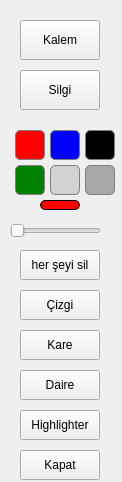
Qt form data/pen_tool.ui (Muhammedska/KaraKalem) before a commit.
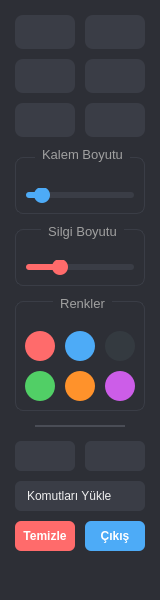
The same form after that commit. Icons and pictures are not drawn.

Diff of the .ui file:
```diff
--- a/data/pen_tool.ui
+++ b/data/pen_tool.ui
@@ -6,260 +6,944 @@
    <rect>
     <x>0</x>
     <y>0</y>
-    <width>122</width>
-    <height>482</height>
+    <width>160</width>
+    <height>600</height>
    </rect>
   </property>
   <property name="minimumSize">
    <size>
-    <width>122</width>
-    <height>482</height>
+    <width>160</width>
+    <height>600</height>
    </size>
   </property>
   <property name="windowTitle">
    <string>Kalem Araçları</string>
   </property>
-  <widget class="QPushButton" name="pen_btn">
-   <property name="geometry">
-    <rect>
-     <x>20</x>
-     <y>20</y>
-     <width>80</width>
-     <height>40</height>
-    </rect>
+  <property name="styleSheet">
+   <string notr="true">QWidget {
+    background-color: #2d2f36;
+    border-radius: 12px;
+    color: #f0f0f0;
+    font-family: 'Segoe UI', sans-serif;
+}</string>
+  </property>
+  <layout class="QVBoxLayout" name="verticalLayout">
+   <property name="spacing">
+    <number>10</number>
    </property>
-   <property name="text">
-    <string>Kalem</string>
+   <property name="leftMargin">
+    <number>15</number>
    </property>
-  </widget>
-  <widget class="QPushButton" name="eraser_btn">
-   <property name="geometry">
-    <rect>
-     <x>20</x>
-     <y>70</y>
-     <width>80</width>
-     <height>40</height>
-    </rect>
+   <property name="topMargin">
+    <number>15</number>
    </property>
-   <property name="text">
-    <string>Silgi</string>
+   <property name="rightMargin">
+    <number>15</number>
    </property>
-  </widget>
-  <widget class="QPushButton" name="color_red">
-   <property name="geometry">
-    <rect>
-     <x>15</x>
-     <y>130</y>
-     <width>30</width>
-     <height>30</height>
-    </rect>
+   <property name="bottomMargin">
+    <number>15</number>
    </property>
-   <property name="styleSheet">
-    <string>QPushButton { background-color: red; border-radius: 5px; border: 1px solid gray; }</string>
-   </property>
-   <property name="text">
-    <string/>
-   </property>
-  </widget>
-  <widget class="QPushButton" name="color_blue">
-   <property name="geometry">
-    <rect>
-     <x>50</x>
-     <y>130</y>
-     <width>30</width>
-     <height>30</height>
-    </rect>
-   </property>
-   <property name="styleSheet">
-    <string>QPushButton { background-color: blue; border-radius: 5px; border: 1px solid gray; }</string>
-   </property>
-   <property name="text">
-    <string/>
-   </property>
-  </widget>
-  <widget class="QPushButton" name="color_black">
-   <property name="geometry">
-    <rect>
-     <x>85</x>
-     <y>130</y>
-     <width>30</width>
-     <height>30</height>
-    </rect>
-   </property>
-   <property name="styleSheet">
-    <string>QPushButton { background-color: black; border-radius: 5px; border: 1px solid gray; }</string>
-   </property>
-   <property name="text">
-    <string/>
-   </property>
-  </widget>
-  <widget class="QPushButton" name="color_green">
-   <property name="geometry">
-    <rect>
-     <x>15</x>
-     <y>165</y>
-     <width>30</width>
-     <height>30</height>
-    </rect>
-   </property>
-   <property name="styleSheet">
-    <string>QPushButton { background-color: green; border-radius: 5px; border: 1px solid gray; }</string>
-   </property>
-   <property name="text">
-    <string/>
-   </property>
-  </widget>
-  <widget class="QPushButton" name="color_custom1">
-   <property name="geometry">
-    <rect>
-     <x>50</x>
-     <y>165</y>
-     <width>30</width>
-     <height>30</height>
-    </rect>
-   </property>
-   <property name="styleSheet">
-    <string>QPushButton { background-color: lightgray; border-radius: 5px; border: 1px solid gray; }</string>
-   </property>
-   <property name="text">
-    <string/>
-   </property>
-  </widget>
-  <widget class="QPushButton" name="color_custom2">
-   <property name="geometry">
-    <rect>
-     <x>85</x>
-     <y>165</y>
-     <width>30</width>
-     <height>30</height>
-    </rect>
-   </property>
-   <property name="styleSheet">
-    <string>QPushButton { background-color: darkgray; border-radius: 5px; border: 1px solid gray; }</string>
-   </property>
-   <property name="text">
-    <string/>
-   </property>
-  </widget>
-  <widget class="QLabel" name="selected_color_indicator">
-   <property name="geometry">
-    <rect>
-     <x>40</x>
-     <y>200</y>
-     <width>40</width>
-     <height>10</height>
-    </rect>
-   </property>
-   <property name="minimumSize">
-    <size>
-     <width>40</width>
-     <height>10</height>
-    </size>
-   </property>
-   <property name="maximumSize">
-    <size>
-     <width>40</width>
-     <height>10</height>
-    </size>
-   </property>
-   <property name="styleSheet">
-    <string>background-color: red; border-radius: 5px; border: 1px solid black;</string>
-   </property>
-   <property name="text">
-    <string/>
-   </property>
-  </widget>
-  <widget class="QSlider" name="horizontalSlider">
-   <property name="geometry">
-    <rect>
-     <x>10</x>
-     <y>220</y>
-     <width>91</width>
-     <height>22</height>
-    </rect>
-   </property>
-   <property name="orientation">
-    <enum>Qt::Horizontal</enum>
-   </property>
-  </widget>
-  <widget class="QPushButton" name="clear_all_btn">
-   <property name="geometry">
-    <rect>
-     <x>20</x>
-     <y>250</y>
-     <width>80</width>
-     <height>30</height>
-    </rect>
-   </property>
-   <property name="text">
-    <string>her şeyi sil</string>
-   </property>
-  </widget>
-  <widget class="QPushButton" name="line_btn">
-   <property name="geometry">
-    <rect>
-     <x>20</x>
-     <y>290</y>
-     <width>80</width>
-     <height>30</height>
-    </rect>
-   </property>
-   <property name="text">
-    <string>Çizgi</string>
-   </property>
-  </widget>
-  <widget class="QPushButton" name="rect_btn">
-   <property name="geometry">
-    <rect>
-     <x>20</x>
-     <y>330</y>
-     <width>80</width>
-     <height>30</height>
-    </rect>
-   </property>
-   <property name="text">
-    <string>Kare</string>
-   </property>
-  </widget>
-  <widget class="QPushButton" name="ellipse_btn">
-   <property name="geometry">
-    <rect>
-     <x>20</x>
-     <y>370</y>
-     <width>80</width>
-     <height>30</height>
-    </rect>
-   </property>
-   <property name="text">
-    <string>Daire</string>
-   </property>
-  </widget>
-  <widget class="QPushButton" name="highlight_btn">
-   <property name="geometry">
-    <rect>
-     <x>20</x>
-     <y>410</y>
-     <width>80</width>
-     <height>30</height>
-    </rect>
-   </property>
-   <property name="text">
-    <string>Highlighter</string>
-   </property>
-  </widget>
-  <widget class="QPushButton" name="exit_btn">
-   <property name="geometry">
-    <rect>
-     <x>20</x>
-     <y>450</y>
-     <width>80</width>
-     <height>30</height>
-    </rect>
-   </property>
-   <property name="text">
-    <string>Kapat</string>
-   </property>
-  </widget>
+   <item>
+    <layout class="QGridLayout" name="toolsGrid">
+     <property name="spacing">
+      <number>10</number>
+     </property>
+     <item row="0" column="0">
+      <widget class="QPushButton" name="pen_btn">
+       <property name="toolTip">
+        <string>Kalem</string>
+       </property>
+       <property name="styleSheet">
+        <string notr="true">QPushButton {
+    background-color: #3a3d46;
+    border-radius: 8px;
+    padding: 10px;
+    border: none;
+}
+QPushButton:hover {
+    background-color: #4a4d56;
+}
+QPushButton:pressed {
+    background-color: #4dabf7;
+}
+</string>
+       </property>
+       <property name="text">
+        <string/>
+       </property>
+       <property name="icon">
+        <iconset>
+         <normaloff>cursors/pen-solid.svg</normaloff>cursors/pen-solid.svg</iconset>
+       </property>
+       <property name="iconSize">
+        <size>
+         <width>24</width>
+         <height>24</height>
+        </size>
+       </property>
+       <property name="checkable">
+        <bool>true</bool>
+       </property>
+      </widget>
+     </item>
+     <item row="0" column="1">
+      <widget class="QPushButton" name="eraser_btn">
+       <property name="toolTip">
+        <string>Silgi</string>
+       </property>
+       <property name="styleSheet">
+        <string notr="true">QPushButton {
+    background-color: #3a3d46;
+    border-radius: 8px;
+    padding: 10px;
+    border: none;
+}
+QPushButton:hover {
+    background-color: #4a4d56;
+}
+QPushButton:pressed {
+    background-color: #4dabf7;
+}
+</string>
+       </property>
+       <property name="text">
+        <string/>
+       </property>
+       <property name="icon">
+        <iconset>
+         <normaloff>cursors/eraser.svg</normaloff>cursors/eraser.svg</iconset>
+       </property>
+       <property name="iconSize">
+        <size>
+         <width>24</width>
+         <height>24</height>
+        </size>
+       </property>
+       <property name="checkable">
+        <bool>true</bool>
+       </property>
+      </widget>
+     </item>
+     <item row="1" column="0">
+      <widget class="QPushButton" name="line_btn">
+       <property name="toolTip">
+        <string>Çizgi</string>
+       </property>
+       <property name="styleSheet">
+        <string notr="true">QPushButton {
+    background-color: #3a3d46;
+    border-radius: 8px;
+    padding: 10px;
+    border: none;
+}
+QPushButton:hover {
+    background-color: #4a4d56;
+}
+QPushButton:pressed {
+    background-color: #4dabf7;
+}
+</string>
+       </property>
+       <property name="text">
+        <string/>
+       </property>
+       <property name="icon">
+        <iconset>
+         <normaloff>cursors/line.svg</normaloff>cursors/line.svg</iconset>
+       </property>
+       <property name="iconSize">
+        <size>
+         <width>24</width>
+         <height>24</height>
+        </size>
+       </property>
+       <property name="checkable">
+        <bool>true</bool>
+       </property>
+      </widget>
+     </item>
+     <item row="1" column="1">
+      <widget class="QPushButton" name="rect_btn">
+       <property name="toolTip">
+        <string>Dikdörtgen</string>
+       </property>
+       <property name="styleSheet">
+        <string notr="true">QPushButton {
+    background-color: #3a3d46;
+    border-radius: 8px;
+    padding: 10px;
+    border: none;
+}
+QPushButton:hover {
+    background-color: #4a4d56;
+}
+QPushButton:pressed {
+    background-color: #4dabf7;
+}
+</string>
+       </property>
+       <property name="text">
+        <string/>
+       </property>
+       <property name="icon">
+        <iconset>
+         <normaloff>cursors/rectangle.svg</normaloff>cursors/rectangle.svg</iconset>
+       </property>
+       <property name="iconSize">
+        <size>
+         <width>24</width>
+         <height>24</height>
+        </size>
+       </property>
+       <property name="checkable">
+        <bool>true</bool>
+       </property>
+      </widget>
+     </item>
+     <item row="2" column="0">
+      <widget class="QPushButton" name="ellipse_btn">
+       <property name="toolTip">
+        <string>Elips</string>
+       </property>
+       <property name="styleSheet">
+        <string notr="true">QPushButton {
+    background-color: #3a3d46;
+    border-radius: 8px;
+    padding: 10px;
+    border: none;
+}
+QPushButton:hover {
+    background-color: #4a4d56;
+}
+QPushButton:pressed {
+    background-color: #4dabf7;
+}
+</string>
+       </property>
+       <property name="text">
+        <string/>
+       </property>
+       <property name="icon">
+        <iconset>
+         <normaloff>cursors/circle.svg</normaloff>cursors/circle.svg</iconset>
+       </property>
+       <property name="iconSize">
+        <size>
+         <width>24</width>
+         <height>24</height>
+        </size>
+       </property>
+       <property name="checkable">
+        <bool>true</bool>
+       </property>
+      </widget>
+     </item>
+     <item row="2" column="1">
+      <widget class="QPushButton" name="highlight_btn">
+       <property name="toolTip">
+        <string>Vurgulayıcı</string>
+       </property>
+       <property name="styleSheet">
+        <string notr="true">QPushButton {
+    background-color: #3a3d46;
+    border-radius: 8px;
+    padding: 10px;
+    border: none;
+}
+QPushButton:hover {
+    background-color: #4a4d56;
+}
+QPushButton:pressed {
+    background-color: #4dabf7;
+}
+</string>
+       </property>
+       <property name="text">
+        <string/>
+       </property>
+       <property name="icon">
+        <iconset>
+         <normaloff>cursors/highlighter.svg</normaloff>cursors/highlighter.svg</iconset>
+       </property>
+       <property name="iconSize">
+        <size>
+         <width>24</width>
+         <height>24</height>
+        </size>
+       </property>
+       <property name="checkable">
+        <bool>true</bool>
+       </property>
+      </widget>
+     </item>
+    </layout>
+   </item>
+   <item>
+    <widget class="QGroupBox" name="penSizeGroup">
+     <property name="styleSheet">
+      <string notr="true">QGroupBox {
+    border: 1px solid #3a3d46;
+    border-radius: 8px;
+    margin-top: 10px;
+    padding-top: 20px;
+    color: #a0a0a0;
+    font-size: 10pt;
+}
+QGroupBox::title {
+    subcontrol-origin: margin;
+    subcontrol-position: top center;
+    padding: 0 5px;
+}</string>
+     </property>
+     <property name="title">
+      <string>Kalem Boyutu</string>
+     </property>
+     <property name="alignment">
+      <set>Qt::AlignCenter</set>
+     </property>
+     <layout class="QVBoxLayout" name="verticalLayout_2">
+      <property name="spacing">
+       <number>10</number>
+      </property>
+      <property name="leftMargin">
+       <number>10</number>
+      </property>
+      <property name="topMargin">
+       <number>10</number>
+      </property>
+      <property name="rightMargin">
+       <number>10</number>
+      </property>
+      <property name="bottomMargin">
+       <number>10</number>
+      </property>
+      <item>
+       <widget class="QSlider" name="horizontalSlider">
+        <property name="styleSheet">
+         <string notr="true">QSlider::groove:horizontal {
+    background: #3a3d46;
+    height: 6px;
+    border-radius: 3px;
+}
+
+QSlider::handle:horizontal {
+    background: #4dabf7;
+    width: 16px;
+    height: 16px;
+    margin: -5px 0;
+    border-radius: 8px;
+}
+
+QSlider::handle:horizontal:hover {
+    background: #339af0;
+    width: 18px;
+    height: 18px;
+    margin: -6px 0;
+}
+
+QSlider::sub-page:horizontal {
+    background: #4dabf7;
+    border-radius: 3px;
+}</string>
+        </property>
+        <property name="minimum">
+         <number>1</number>
+        </property>
+        <property name="maximum">
+         <number>50</number>
+        </property>
+        <property name="value">
+         <number>5</number>
+        </property>
+        <property name="orientation">
+         <enum>Qt::Horizontal</enum>
+        </property>
+       </widget>
+      </item>
+     </layout>
+    </widget>
+   </item>
+   <item>
+    <widget class="QGroupBox" name="eraserSizeGroup">
+     <property name="styleSheet">
+      <string notr="true">QGroupBox {
+    border: 1px solid #3a3d46;
+    border-radius: 8px;
+    margin-top: 5px;
+    padding-top: 20px;
+    color: #a0a0a0;
+    font-size: 10pt;
+}
+QGroupBox::title {
+    subcontrol-origin: margin;
+    subcontrol-position: top center;
+    padding: 0 5px;
+}</string>
+     </property>
+     <property name="title">
+      <string>Silgi Boyutu</string>
+     </property>
+     <property name="alignment">
+      <set>Qt::AlignCenter</set>
+     </property>
+     <layout class="QVBoxLayout" name="verticalLayout_3">
+      <property name="spacing">
+       <number>10</number>
+      </property>
+      <property name="leftMargin">
+       <number>10</number>
+      </property>
+      <property name="topMargin">
+       <number>10</number>
+      </property>
+      <property name="rightMargin">
+       <number>10</number>
+      </property>
+      <property name="bottomMargin">
+       <number>10</number>
+      </property>
+      <item>
+       <widget class="QSlider" name="eraser_slider">
+        <property name="styleSheet">
+         <string notr="true">QSlider::groove:horizontal {
+    background: #3a3d46;
+    height: 6px;
+    border-radius: 3px;
+}
+
+QSlider::handle:horizontal {
+    background: #ff6b6b;
+    width: 16px;
+    height: 16px;
+    margin: -5px 0;
+    border-radius: 8px;
+}
+
+QSlider::handle:horizontal:hover {
+    background: #ff4757;
+    width: 18px;
+    height: 18px;
+    margin: -6px 0;
+}
+
+QSlider::sub-page:horizontal {
+    background: #ff6b6b;
+    border-radius: 3px;
+}</string>
+        </property>
+        <property name="minimum">
+         <number>1</number>
+        </property>
+        <property name="maximum">
+         <number>50</number>
+        </property>
+        <property name="value">
+         <number>15</number>
+        </property>
+        <property name="orientation">
+         <enum>Qt::Horizontal</enum>
+        </property>
+       </widget>
+      </item>
+     </layout>
+    </widget>
+   </item>
+   <item>
+    <widget class="QGroupBox" name="colorGroup">
+     <property name="styleSheet">
+      <string notr="true">QGroupBox {
+    border: 1px solid #3a3d46;
+    border-radius: 8px;
+    margin-top: 5px;
+    padding-top: 20px;
+    color: #a0a0a0;
+    font-size: 10pt;
+}
+QGroupBox::title {
+    subcontrol-origin: margin;
+    subcontrol-position: top center;
+    padding: 0 5px;
+}</string>
+     </property>
+     <property name="title">
+      <string>Renkler</string>
+     </property>
+     <property name="alignment">
+      <set>Qt::AlignCenter</set>
+     </property>
+     <layout class="QGridLayout" name="colorGrid">
+      <property name="spacing">
+       <number>10</number>
+      </property>
+      <item row="0" column="0">
+       <widget class="QPushButton" name="color_red">
+        <property name="minimumSize">
+         <size>
+          <width>30</width>
+          <height>30</height>
+         </size>
+        </property>
+        <property name="maximumSize">
+         <size>
+          <width>30</width>
+          <height>30</height>
+         </size>
+        </property>
+        <property name="toolTip">
+         <string>Kırmızı</string>
+        </property>
+        <property name="styleSheet">
+         <string notr="true">QPushButton {
+    background-color: #ff6b6b;
+    border-radius: 15px;
+    border: none;
+    transition: transform 0.2s ease, box-shadow 0.2s ease;
+}
+QPushButton:hover {
+    transform: scale(1.1);
+    box-shadow: 0 0 8px rgba(255, 107, 107, 0.7);
+}
+QPushButton:pressed {
+    transform: scale(0.95);
+}</string>
+        </property>
+        <property name="text">
+         <string/>
+        </property>
+       </widget>
+      </item>
+      <item row="0" column="1">
+       <widget class="QPushButton" name="color_blue">
+        <property name="minimumSize">
+         <size>
+          <width>30</width>
+          <height>30</height>
+         </size>
+        </property>
+        <property name="maximumSize">
+         <size>
+          <width>30</width>
+          <height>30</height>
+         </size>
+        </property>
+        <property name="toolTip">
+         <string>Mavi</string>
+        </property>
+        <property name="styleSheet">
+         <string notr="true">QPushButton {
+    background-color: #4dabf7;
+    border-radius: 15px;
+    border: none;
+    transition: transform 0.2s ease, box-shadow 0.2s ease;
+}
+QPushButton:hover {
+    transform: scale(1.1);
+    box-shadow: 0 0 8px rgba(77, 171, 247, 0.7);
+}
+QPushButton:pressed {
+    transform: scale(0.95);
+}</string>
+        </property>
+        <property name="text">
+         <string/>
+        </property>
+       </widget>
+      </item>
+      <item row="0" column="2">
+       <widget class="QPushButton" name="color_black">
+        <property name="minimumSize">
+         <size>
+          <width>30</width>
+          <height>30</height>
+         </size>
+        </property>
+        <property name="maximumSize">
+         <size>
+          <width>30</width>
+          <height>30</height>
+         </size>
+        </property>
+        <property name="toolTip">
+         <string>Siyah</string>
+        </property>
+        <property name="styleSheet">
+         <string notr="true">QPushButton {
+    background-color: #343a40;
+    border-radius: 15px;
+    border: none;
+    transition: transform 0.2s ease, box-shadow 0.2s ease;
+}
+QPushButton:hover {
+    transform: scale(1.1);
+    box-shadow: 0 0 8px rgba(52, 58, 64, 0.7);
+}
+QPushButton:pressed {
+    transform: scale(0.95);
+}</string>
+        </property>
+        <property name="text">
+         <string/>
+        </property>
+       </widget>
+      </item>
+      <item row="1" column="0">
+       <widget class="QPushButton" name="color_green">
+        <property name="minimumSize">
+         <size>
+          <width>30</width>
+          <height>30</height>
+         </size>
+        </property>
+        <property name="maximumSize">
+         <size>
+          <width>30</width>
+          <height>30</height>
+         </size>
+        </property>
+        <property name="toolTip">
+         <string>Yeşil</string>
+        </property>
+        <property name="styleSheet">
+         <string notr="true">QPushButton {
+    background-color: #51cf66;
+    border-radius: 15px;
+    border: none;
+    transition: transform 0.2s ease, box-shadow 0.2s ease;
+}
+QPushButton:hover {
+    transform: scale(1.1);
+    box-shadow: 0 0 8px rgba(81, 207, 102, 0.7);
+}
+QPushButton:pressed {
+    transform: scale(0.95);
+}</string>
+        </property>
+        <property name="text">
+         <string/>
+        </property>
+       </widget>
+      </item>
+      <item row="1" column="1">
+       <widget class="QPushButton" name="color_custom1">
+        <property name="minimumSize">
+         <size>
+          <width>30</width>
+          <height>30</height>
+         </size>
+        </property>
+        <property name="maximumSize">
+         <size>
+          <width>30</width>
+          <height>30</height>
+         </size>
+        </property>
+        <property name="toolTip">
+         <string>Sarı</string>
+        </property>
+        <property name="styleSheet">
+         <string notr="true">QPushButton {
+    background-color: #ff922b;
+    border-radius: 15px;
+    border: none;
+    transition: transform 0.2s ease, box-shadow 0.2s ease;
+}
+QPushButton:hover {
+    transform: scale(1.1);
+    box-shadow: 0 0 8px rgba(255, 146, 43, 0.7);
+}
+QPushButton:pressed {
+    transform: scale(0.95);
+}</string>
+        </property>
+        <property name="text">
+         <string/>
+        </property>
+       </widget>
+      </item>
+      <item row="1" column="2">
+       <widget class="QPushButton" name="color_custom2">
+        <property name="minimumSize">
+         <size>
+          <width>30</width>
+          <height>30</height>
+         </size>
+        </property>
+        <property name="maximumSize">
+         <size>
+          <width>30</width>
+          <height>30</height>
+         </size>
+        </property>
+        <property name="toolTip">
+         <string>Mor</string>
+        </property>
+        <property name="styleSheet">
+         <string notr="true">QPushButton {
+    background-color: #cc5de8;
+    border-radius: 15px;
+    border: none;
+    transition: transform 0.2s ease, box-shadow 0.2s ease;
+}
+QPushButton:hover {
+    transform: scale(1.1);
+    box-shadow: 0 0 8px rgba(204, 93, 232, 0.7);
+}
+QPushButton:pressed {
+    transform: scale(0.95);
+}</string>
+        </property>
+        <property name="text">
+         <string/>
+        </property>
+       </widget>
+      </item>
+     </layout>
+    </widget>
+   </item>
+   <item>
+    <widget class="QLabel" name="selected_color_indicator">
+     <property name="minimumSize">
+      <size>
+       <width>100</width>
+       <height>10</height>
+      </size>
+     </property>
+     <property name="maximumSize">
+      <size>
+       <width>16777215</width>
+       <height>15</height>
+      </size>
+     </property>
+     <property name="styleSheet">
+      <string notr="true">background-color: #ff6b6b;
+border-radius: 5px;
+border: 1px solid #4a4d56;
+margin: 5px 20px;</string>
+     </property>
+     <property name="text">
+      <string/>
+     </property>
+    </widget>
+   </item>
+   <item>
+    <layout class="QGridLayout" name="actionGrid">
+     <property name="spacing">
+      <number>10</number>
+     </property>
+     <item row="0" column="0">
+      <widget class="QPushButton" name="undo">
+       <property name="toolTip">
+        <string>Geri Al</string>
+       </property>
+       <property name="styleSheet">
+        <string notr="true">QPushButton {
+    background-color: #3a3d46;
+    border-radius: 6px;
+    padding: 8px;
+    border: none;
+    padding-left: 12px;
+}
+QPushButton:hover {
+    background-color: #4a4d56;
+}
+QPushButton:pressed {
+    background-color: #2a2d36;
+}</string>
+       </property>
+       <property name="text">
+        <string/>
+       </property>
+       <property name="icon">
+        <iconset>
+         <normaloff>cursors/redo.svg</normaloff>cursors/redo.svg</iconset>
+       </property>
+       <property name="iconSize">
+        <size>
+         <width>30</width>
+         <height>30</height>
+        </size>
+       </property>
+      </widget>
+     </item>
+     <item row="0" column="1">
+      <widget class="QPushButton" name="redo">
+       <property name="toolTip">
+        <string>İleri Al</string>
+       </property>
+       <property name="styleSheet">
+        <string notr="true">QPushButton {
+    background-color: #3a3d46;
+    border-radius: 6px;
+    padding: 8px;
+    border: none;
+
+    padding-left: 12px;
+}
+QPushButton:hover {
+    background-color: #4a4d56;
+}
+QPushButton:pressed {
+    background-color: #2a2d36;
+}</string>
+       </property>
+       <property name="text">
+        <string/>
+       </property>
+       <property name="icon">
+        <iconset>
+         <normaloff>cursors/undo.svg</normaloff>cursors/undo.svg</iconset>
+       </property>
+       <property name="iconSize">
+        <size>
+         <width>30</width>
+         <height>30</height>
+        </size>
+       </property>
+      </widget>
+     </item>
+     <item row="1" column="0" colspan="2">
+      <widget class="QPushButton" name="load_commands_btn">
+       <property name="toolTip">
+        <string>Komutları Yükle</string>
+       </property>
+       <property name="styleSheet">
+        <string notr="true">QPushButton {
+    background-color: #3a3d46;
+    border-radius: 6px;
+    padding: 8px;
+    border: none;
+    text-align: left;
+    padding-left: 12px;
+}
+QPushButton:hover {
+    background-color: #4a4d56;
+}
+QPushButton:pressed {
+    background-color: #2a2d36;
+}</string>
+       </property>
+       <property name="text">
+        <string>Komutları Yükle</string>
+       </property>
+       <property name="icon">
+        <iconset>
+         <normaloff>cursors/reload.svg</normaloff>cursors/reload.svg</iconset>
+       </property>
+       <property name="iconSize">
+        <size>
+         <width>30</width>
+         <height>30</height>
+        </size>
+       </property>
+      </widget>
+     </item>
+     <item row="2" column="0">
+      <widget class="QPushButton" name="clear_all_btn">
+       <property name="toolTip">
+        <string>Tümünü Temizle</string>
+       </property>
+       <property name="styleSheet">
+        <string notr="true">QPushButton {
+    background-color: #ff6b6b;
+    border-radius: 6px;
+    padding: 8px;
+    border: none;
+    color: white;
+    font-weight: bold;
+}
+QPushButton:hover {
+    background-color: #ff4757;
+}
+QPushButton:pressed {
+    background-color: #e53e3e;
+}</string>
+       </property>
+       <property name="text">
+        <string>Temizle</string>
+       </property>
+       <property name="icon">
+        <iconset>
+         <normaloff>cursors/trash.svg</normaloff>cursors/trash.svg</iconset>
+       </property>
+       <property name="iconSize">
+        <size>
+         <width>20</width>
+         <height>20</height>
+        </size>
+       </property>
+      </widget>
+     </item>
+     <item row="2" column="1">
+      <widget class="QPushButton" name="exit_btn">
+       <property name="toolTip">
+        <string>Çıkış</string>
+       </property>
+       <property name="styleSheet">
+        <string notr="true">QPushButton {
+    background-color: #4dabf7;
+    border-radius: 6px;
+    padding: 8px;
+    border: none;
+    color: white;
+    font-weight: bold;
+}
+QPushButton:hover {
+    background-color: #339af0;
+}
+QPushButton:pressed {
+    background-color: #228be6;
+}</string>
+       </property>
+       <property name="text">
+        <string>Çıkış</string>
+       </property>
+       <property name="icon">
+        <iconset>
+         <normaloff>circle-xmark-solid.svg</normaloff>circle-xmark-solid.svg</iconset>
+       </property>
+       <property name="iconSize">
+        <size>
+         <width>20</width>
+         <height>20</height>
+        </size>
+       </property>
+      </widget>
+     </item>
+    </layout>
+   </item>
+   <item>
+    <spacer name="verticalSpacer">
+     <property name="orientation">
+      <enum>Qt::Vertical</enum>
+     </property>
+     <property name="sizeHint" stdset="0">
+      <size>
+       <width>20</width>
+       <height>20</height>
+      </size>
+     </property>
+    </spacer>
+   </item>
+   <item>
+    <widget class="QLabel" name="label">
+     <property name="maximumSize">
+      <size>
+       <width>80</width>
+       <height>80</height>
+      </size>
+     </property>
+     <property name="text">
+      <string/>
+     </property>
+     <property name="pixmap">
+      <pixmap>logo.png</pixmap>
+     </property>
+     <property name="scaledContents">
+      <bool>true</bool>
+     </property>
+    </widget>
+   </item>
+  </layout>
  </widget>
  <resources/>
  <connections/>
```
